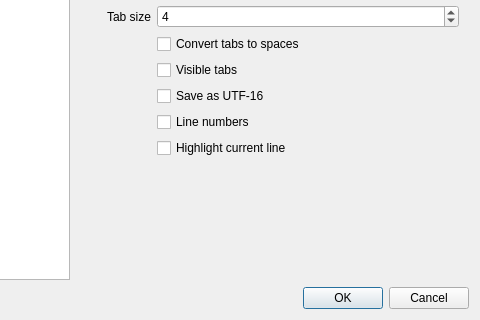
Before: the Qt Designer form src/preferencesdialog.ui in rosco-pc/pzst, drawn with Qt 5; both pictures show x 122 to 602 and y 101 to 421 of the 602 by 421 pixel window.
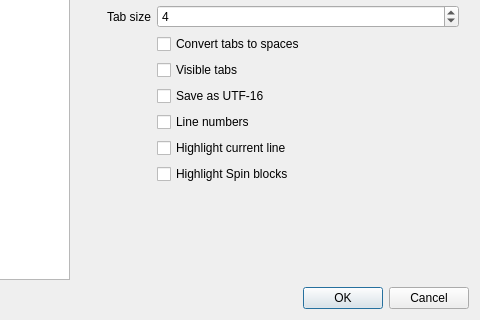
After: the same form once the commit is applied. The open tabs and pages were chosen to show the change. Icons and pictures are not drawn. Custom widgets are drawn as their Qt base class.

Commit message: SPIN blocks highlighting ala Propeller/Spin tool

What changed in the file:
```diff
--- a/src/preferencesdialog.ui
+++ b/src/preferencesdialog.ui
@@ -136,7 +136,7 @@
             </property>
            </widget>
           </item>
-          <item row="10" column="1">
+          <item row="11" column="1">
            <spacer name="verticalSpacer">
             <property name="orientation">
              <enum>Qt::Vertical</enum>
@@ -233,6 +233,13 @@
             </layout>
            </widget>
           </item>
+          <item row="10" column="1">
+           <widget class="QCheckBox" name="zebra">
+            <property name="text">
+             <string>Highlight Spin blocks</string>
+            </property>
+           </widget>
+          </item>
          </layout>
         </widget>
         <widget class="QWidget" name="pageCompilerOptions">
```
Left out of the diff: 4 changed lines with no effect on the pictures. The commit also changes 10 other files.
